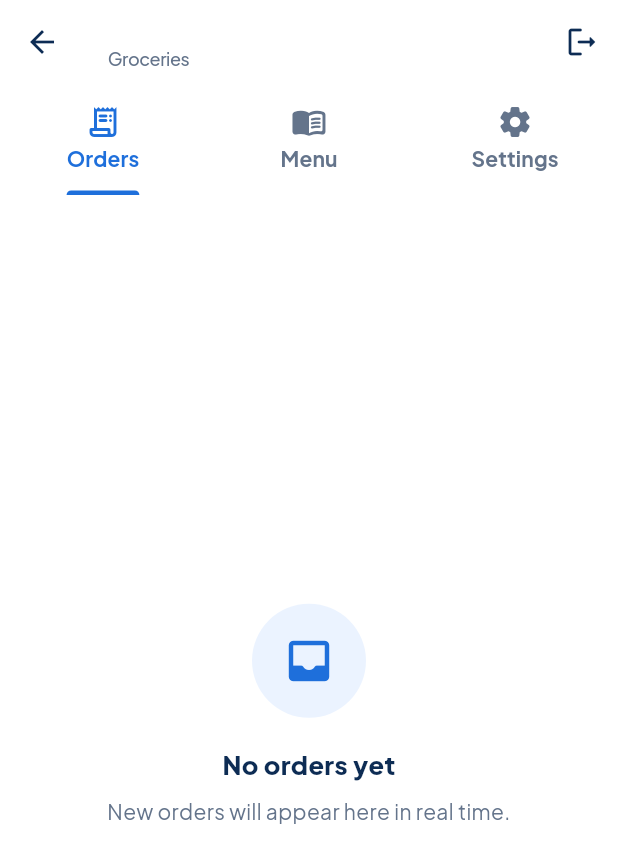
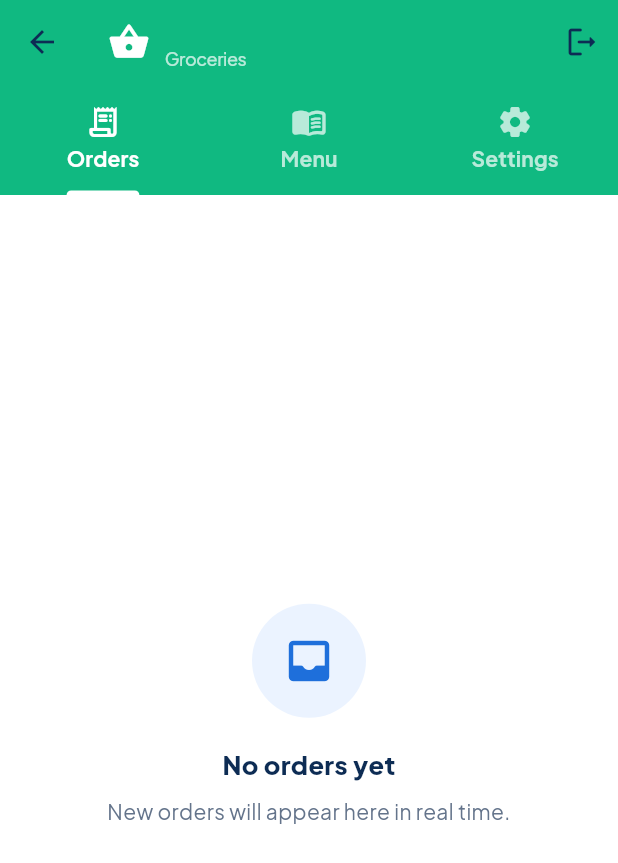
Before and after one commit to tshepo-motebele/Kgoro, a Flutter app: the VendorDashboardScreen screen opened directly with empty values, on a phone screen of 412 x 824 dp. Shown: the top 863 px of the screen. Run offline on Flutter 3.47's test engine with Material 3 defaults, Android fonts, the phone set to English and light mode, and no system bars; our stand-ins replace cached_network_image, cloud_firestore, cloud_functions, connectivity_plus, firebase_analytics, firebase_auth and 14 more; accounts and stored records are empty.

Commit message:
Modernize vendor panels and user-facing business views by type
- Type-specific accent colors and icons on vendor dashboard AppBar
- Larger, modern product tiles with better image loading in vendor menu
- Improved user vendor detail: taller hero banner, type badge, open status, larger product images
- Vendors can already upload banners and product photos (existing flows preserved)

```diff
--- a/lib/screens/vendor/vendor_dashboard_screen.dart
+++ b/lib/screens/vendor/vendor_dashboard_screen.dart
@@ -10,6 +10,37 @@ import '../../models/models.dart';
 import '../../providers/providers.dart';
 import '../../widgets/common_widgets.dart';
 import 'product_edit_screen.dart';
+
+
+Color _typeAccent(ServiceType type) {
+  switch (type) {
+    case ServiceType.groceries:
+      return const Color(0xFF10B981); // green
+    case ServiceType.food:
+      return const Color(0xFFF59E0B); // amber
+    case ServiceType.liquor:
+      return const Color(0xFF8B5CF6); // purple
+    case ServiceType.laundry:
+      return const Color(0xFF3B82F6); // blue
+    case ServiceType.cab:
+      return const Color(0xFFEF4444); // red
+  }
+}
+
+IconData _typeIcon(ServiceType type) {
+  switch (type) {
+    case ServiceType.groceries:
+      return Icons.shopping_basket_rounded;
+    case ServiceType.food:
+      return Icons.restaurant_rounded;
+    case ServiceType.liquor:
+      return Icons.local_bar_rounded;
+    case ServiceType.laundry:
+      return Icons.local_laundry_service_rounded;
+    case ServiceType.cab:
+      return Icons.local_taxi_rounded;
+  }
+}
 
 /// Full vendor dashboard with 3 tabs: Orders, Menu/Products, Store Settings.
 class VendorDashboardScreen extends ConsumerStatefulWidget {
@@ -39,31 +70,45 @@ class _VendorDashboardScreenState extends ConsumerState<VendorDashboardScreen>
 
   @override
   Widget build(BuildContext context) {
+    final accent = _typeAccent(widget.vendor.type);
+    final typeName = widget.vendor.type == ServiceType.groceries
+        ? 'Groceries'
+        : widget.vendor.type == ServiceType.food
+            ? 'Food'
+            : widget.vendor.type == ServiceType.liquor
+                ? 'Liquor'
+                : widget.vendor.type == ServiceType.cab
+                    ? 'Rides'
+                    : 'Laundry';
+
     return Scaffold(
       backgroundColor: AppColors.background,
       appBar: AppBar(
-        title: Column(
+        backgroundColor: accent,
+        foregroundColor: Colors.white,
+        elevation: 0,
+        title: Row(
+          children: [
+            Icon(_typeIcon(widget.vendor.type), color: Colors.white, size: 28),
+            const SizedBox(width: 10),
+            Expanded(
+              child: Column(
                 crossAxisAlignment: CrossAxisAlignment.start,
                 children: [
                   Text(widget.vendor.name,
                       style: const TextStyle(
                           fontWeight: FontWeight.w800,
                           fontSize: 18,
-                    color: AppColors.primaryDark)),
+                          color: Colors.white)),
                   Text(
-            widget.vendor.type == ServiceType.groceries
-                  ? 'Groceries'
-                  : widget.vendor.type == ServiceType.food
-                      ? 'Fast Food'
-                      : widget.vendor.type == ServiceType.liquor
-                          ? 'Liquor'
-                          : widget.vendor.type == ServiceType.cab
-                              ? 'Cab / Rides'
-                              : 'Laundry',
+                    typeName,
                     style: const TextStyle(
                         fontSize: 12,
-                  color: AppColors.textMuted,
+                        color: Colors.white70,
                         fontWeight: FontWeight.w500),
+                  ),
+                ],
+              ),
             ),
           ],
         ),
@@ -72,7 +117,9 @@ class _VendorDashboardScreenState extends ConsumerState<VendorDashboardScreen>
         ],
         bottom: TabBar(
           controller: _tabController,
-          labelColor: AppColors.primary,
+          labelColor: Colors.white,
+          unselectedLabelColor: Colors.white70,
+          indicatorColor: Colors.white,
           unselectedLabelColor: AppColors.textMuted,
           indicatorColor: AppColors.primary,
           dividerColor: Colors.transparent,
@@ -466,11 +513,14 @@ class _ProductTile extends ConsumerWidget {
   @override
   Widget build(BuildContext context, WidgetRef ref) {
     return Card(
+      elevation: 0,
+      margin: const EdgeInsets.symmetric(horizontal: 16, vertical: 6),
+      shape: RoundedRectangleBorder(borderRadius: BorderRadius.circular(16)),
       child: ListTile(
-        contentPadding: const EdgeInsets.symmetric(horizontal: 16, vertical: 8),
+        contentPadding: const EdgeInsets.all(12),
         leading: Container(
-          width: 52,
-          height: 52,
+          width: 64,
+          height: 64,
           decoration: BoxDecoration(
             color: AppColors.surfaceTint,
             borderRadius: BorderRadius.circular(12),
@@ -478,10 +528,14 @@ class _ProductTile extends ConsumerWidget {
           child: product.imageUrl.isNotEmpty
               ? ClipRRect(
                   borderRadius: BorderRadius.circular(12),
-                  child: Image.network(product.imageUrl, fit: BoxFit.cover),
+                  child: CachedNetworkImage(
+                    imageUrl: product.imageUrl,
+                    fit: BoxFit.cover,
+                    placeholder: (_, __) => const Center(child: CircularProgressIndicator(strokeWidth: 2)),
+                    errorWidget: (_, __, ___) => const Icon(Icons.image_rounded, color: AppColors.primaryLight),
+                  ),
                 )
-              : const Icon(Icons.image_rounded,
-                  color: AppColors.primaryLight, size: 28),
+              : const Icon(Icons.add_photo_alternate_rounded, color: AppColors.primaryLight, size: 28),
         ),
         title: Row(
           children: [
```
Also changed, not shown: lib/screens/groceries/vendor_detail_screen.dart (+55 -23 lines). Lines whose indentation alone changed are shown as unchanged.
